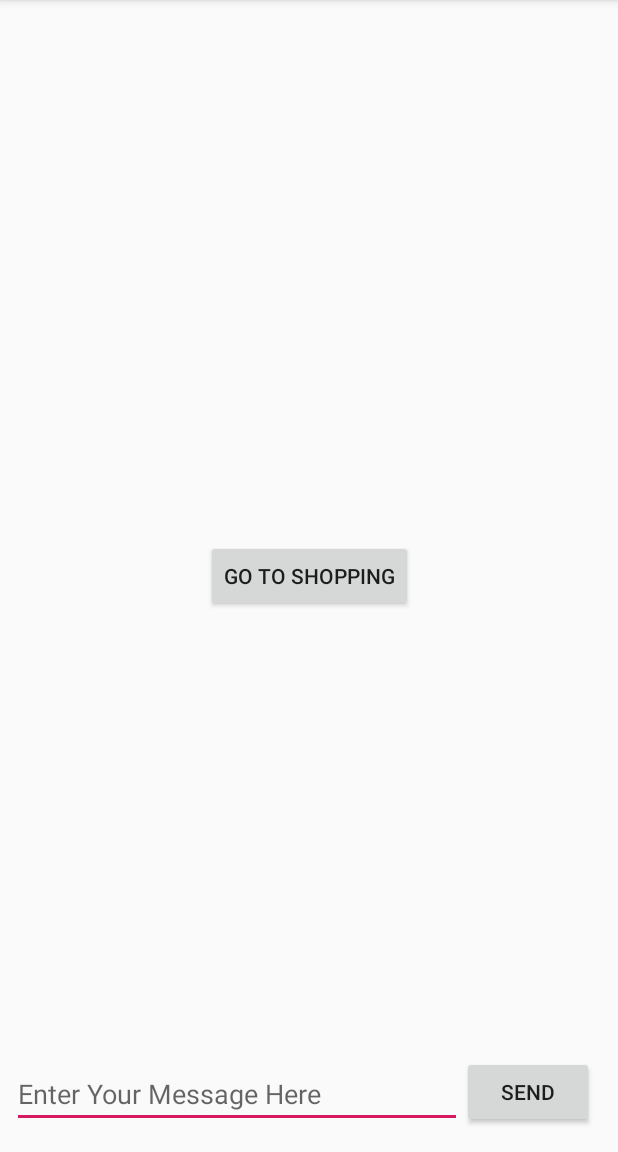
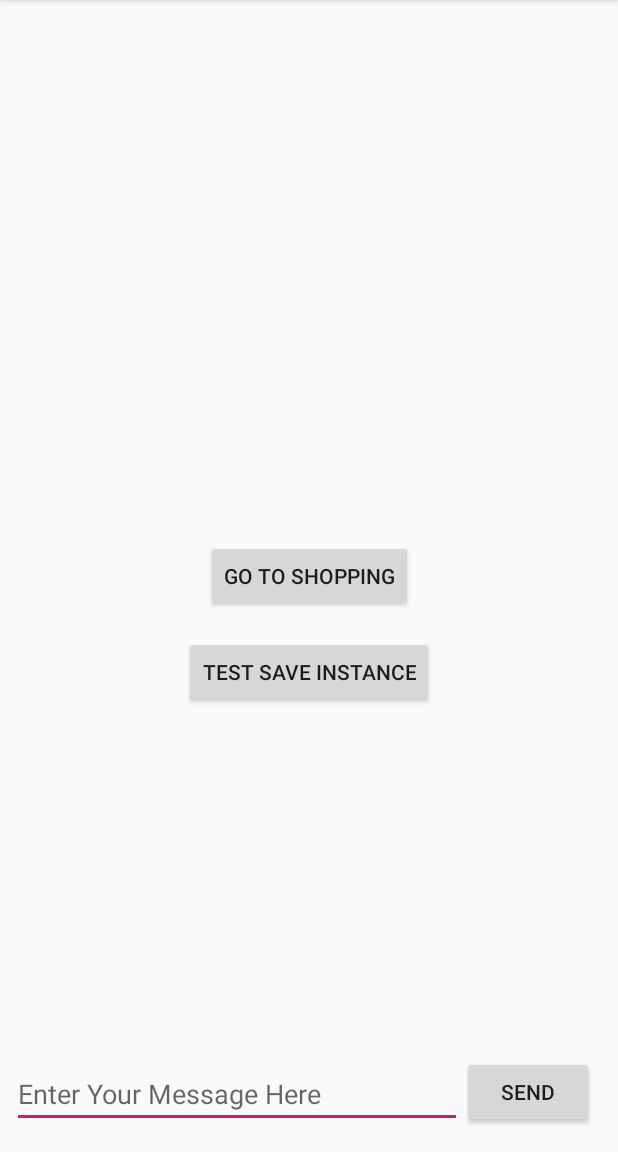
Before and after one commit to EricLiSmith/AndroidTrain, an Android app: the screen it shows after launch (MainActivity), on a phone screen of 412 x 824 dp, the part 84-1236 px from its top. Run offline under Robolectric (Android 15) with nearby library versions, the phone set to English and light mode, and no system bars.

Commit message:
Test SaveInstanceState

```diff
--- a/TwoActivitiesLifecycle/app/src/main/AndroidManifest.xml
+++ b/TwoActivitiesLifecycle/app/src/main/AndroidManifest.xml
@@ -9,7 +9,8 @@
         android:roundIcon="@mipmap/ic_launcher_round"
         android:supportsRtl="true"
         android:theme="@style/AppTheme">
-        <activity android:name=".ShoppingItemActivity"></activity>
+        <activity android:name=".TestSaveInstanceStateActivity"></activity>
+        <activity android:name=".ShoppingItemActivity" />
         <activity android:name=".ShoppingActivity" />
         <activity
             android:name=".ThreeActivity"
--- a/TwoActivitiesLifecycle/app/src/main/res/layout/activity_main.xml
+++ b/TwoActivitiesLifecycle/app/src/main/res/layout/activity_main.xml
@@ -66,4 +66,15 @@
         app:layout_constraintStart_toStartOf="parent"
         app:layout_constraintTop_toTopOf="parent" />
 
+    <Button
+        android:id="@+id/btnTestSaveInstance"
+        android:layout_width="wrap_content"
+        android:layout_height="wrap_content"
+        android:layout_marginTop="@dimen/margin_16dp"
+        android:onClick="goToTestSaveInstance"
+        android:text="@string/btnTestSaveInstance"
+        app:layout_constraintEnd_toEndOf="parent"
+        app:layout_constraintStart_toStartOf="parent"
+        app:layout_constraintTop_toBottomOf="@+id/btnGoToShopping" />
+
 </android.support.constraint.ConstraintLayout>
--- a/TwoActivitiesLifecycle/app/src/main/res/values/strings.xml
+++ b/TwoActivitiesLifecycle/app/src/main/res/values/strings.xml
@@ -63,5 +63,8 @@ Just for today I will have a quiet half hour all by myself and relax. During thi
     <string name="btnBanana">Banana</string>
     <string name="btnRollCookie">RollCookie</string>
     <string name="btnCheckItem">Check Item</string>
+    <string name="btnCount">Count</string>
+    <string name="tvCount">0</string>
+    <string name="btnTestSaveInstance">Test Save Instance</string>
 
 </resources>
```
Also changed, not shown: TwoActivitiesLifecycle/app/src/main/java/com/dudu/twoactivitieslifecycle/MainActivity.kt (+10 -4 lines), TwoActivitiesLifecycle/app/src/main/java/com/dudu/twoactivitieslifecycle/TestSaveInstanceStateActivity.kt (added, +43 -0 lines), TwoActivitiesLifecycle/app/src/main/res/layout/activity_test_save_instance_state.xml (added, +40 -0 lines).
